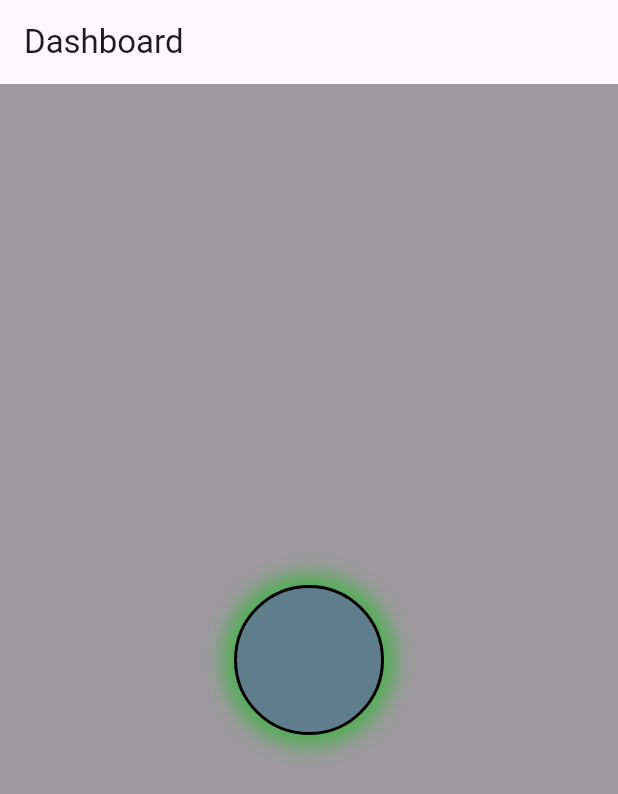
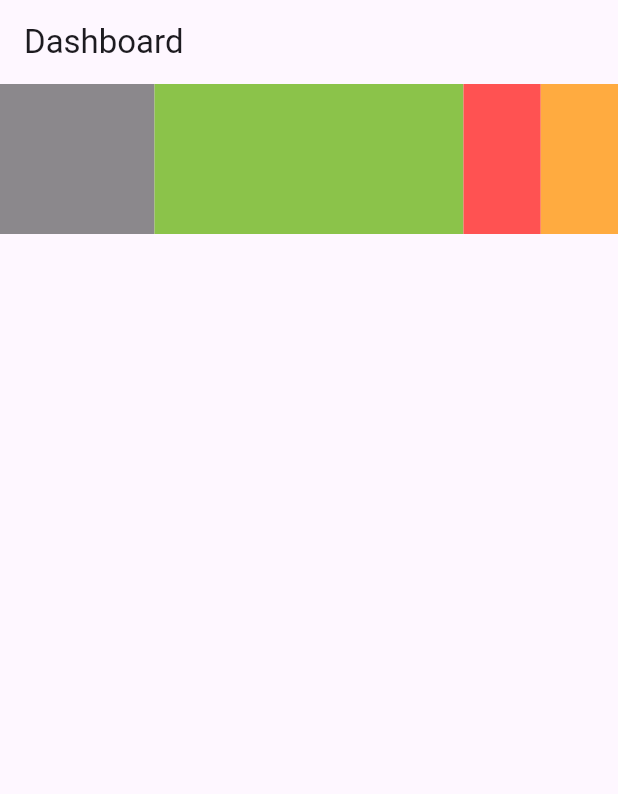
Before and after one commit to AsmaGhafoor/Flutter-Learning, a Flutter app: the screen it shows after launch, on a phone screen of 412 x 824 dp. Shown: the top 794 px of the screen. Run offline on Flutter 3.47's test engine with Material 3 defaults, Android fonts, the phone set to English and light mode, and no system bars.

Commit message:
ExpandedWidgets

```diff
--- a/lib/inkwell.dart
+++ /dev/null
@@ -1,4 +0,0 @@
-void inkwell() {
-  // ignore: avoid_print
-  print('hello');
-}
--- a/lib/main.dart
+++ b/lib/main.dart
@@ -11,7 +11,7 @@ class MyApp extends StatelessWidget {
     return MaterialApp(
       title: 'FlutterApp',
       debugShowCheckedModeBanner: false,
-      theme: ThemeData(primarySwatch: Colors.blue),
+      theme: ThemeData(primarySwatch: Colors.cyan),
       home: DashboardScreen(),
     );
   }
@@ -25,25 +25,40 @@ class DashboardScreen extends StatelessWidget {
         appBar: AppBar(
           title: const Text("Dashboard"),
         ),
-        body: Container(
-            width: double.infinity,
-            height: double.infinity,
-            color: Colors.black38,
-            child: Center(
-                child: Container(
-              width: 100,
-              height: 100,
-              decoration: BoxDecoration(
-                  color: Colors.blueGrey,
-                  border: Border.all(
-                    width: 2,
-                    color: Colors.black,
-                  ),
-                  boxShadow: const [
-                    BoxShadow(
-                        blurRadius: 11, color: Colors.green, spreadRadius: 7)
-                  ],
-                  shape: BoxShape.circle),
-            ))));
+        body: Row(
+          mainAxisAlignment: MainAxisAlignment.center,
+          children: [
+            Expanded(
+              flex: 2,
+              child: Container(
+                width: 50,
+                height: 100,
+                color: Colors.black45,
+              ),
+            ),
+            Expanded(
+              flex: 4,
+              child: Container(
+                width: 50,
+                height: 100,
+                color: Colors.lightGreen,
+              ),
+            ),
+            Expanded(
+              child: Container(
+                width: 50,
+                height: 100,
+                color: Colors.redAccent,
+              ),
+            ),
+            Expanded(
+              child: Container(
+                width: 50,
+                height: 100,
+                color: Colors.orangeAccent,
+              ),
+            )
+          ],
+        ));
   }
 }
--- a/pubspec.yaml
+++ b/pubspec.yaml
@@ -1,4 +1,4 @@
-name: classico
+name: flutterapp
 description: "A new Flutter project."
 # The following line prevents the package from being accidentally published to
 # pub.dev using `flutter pub publish`. This is preferred for private packages.
```
Also changed, not shown: 1 other file.
